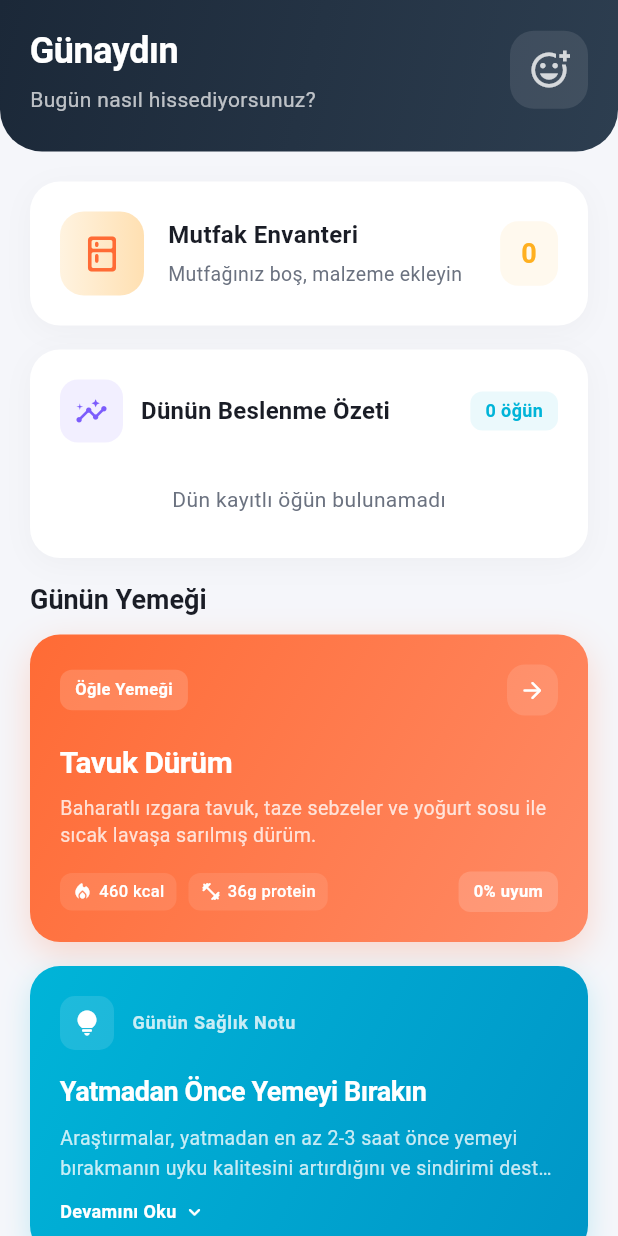
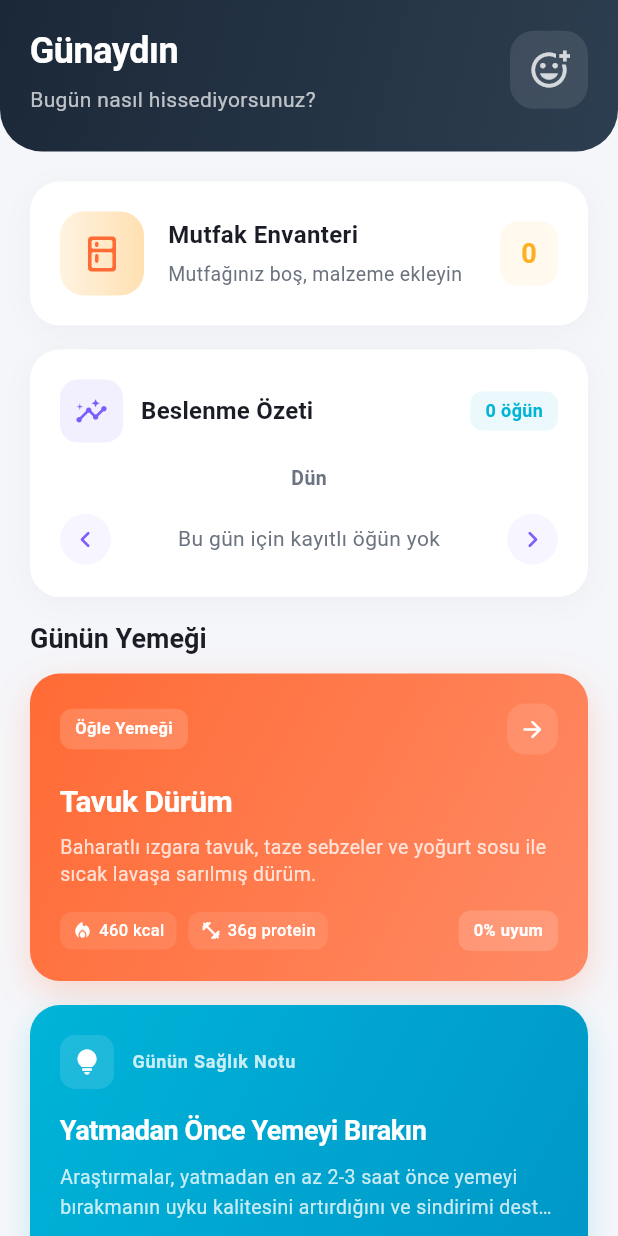
Before and after one commit to turantopcuoglu/newapp, a Flutter app: the HomeScreen screen opened directly, on a phone screen of 412 x 824 dp. Run offline on Flutter 3.47's test engine with Material 3 defaults, Android fonts, the phone set to English and light mode, and no system bars; our stand-ins replace flutter_riverpod, shared_preferences; accounts and stored records are empty.

Commit message:
feat: add day navigation arrows to nutrition summary card
Replace static yesterday-only nutrition card with a navigable
day-by-day card. Left/right arrows on the sides allow browsing
past days' nutrition data with a slide+fade animation. The card
title now shows "Beslenme Özeti" with the selected date label
(Bugün/Dün/date) displayed below it.

https://claude.ai/code/session_01NLGTp4jbsUpUCmrnaXN4ZD

```diff
--- a/lib/l10n/app_localizations.dart
+++ b/lib/l10n/app_localizations.dart
@@ -56,6 +56,8 @@ class AppLocalizations {
   String get homeYesterdayNutrition => _t('homeYesterdayNutrition');
   String get homeYesterdayMeals => _t('homeYesterdayMeals');
   String get homeNoMealsYesterday => _t('homeNoMealsYesterday');
+  String get homeYesterday => _t('homeYesterday');
+  String get homeNoMealsForDay => _t('homeNoMealsForDay');
   String get homeMealOfDay => _t('homeMealOfDay');
   String get homeQuickActions => _t('homeQuickActions');
   String get homeFat => _t('homeFat');
--- a/lib/l10n/translations/en.dart
+++ b/lib/l10n/translations/en.dart
@@ -27,6 +27,8 @@ const Map<String, String> enTranslations = {
   'homeYesterdayNutrition': 'Yesterday\'s Nutrition',
   'homeYesterdayMeals': 'meals',
   'homeNoMealsYesterday': 'No meals logged yesterday',
+  'homeYesterday': 'Yesterday',
+  'homeNoMealsForDay': 'No meals logged for this day',
   'homeMealOfDay': 'Meal of the Day',
   'homeQuickActions': 'Quick Actions',
   'homeFat': 'Fat',
--- a/lib/l10n/translations/tr.dart
+++ b/lib/l10n/translations/tr.dart
@@ -27,6 +27,8 @@ const Map<String, String> trTranslations = {
   'homeYesterdayNutrition': 'Dünün Beslenme Özeti',
   'homeYesterdayMeals': 'öğün',
   'homeNoMealsYesterday': 'Dün kayıtlı öğün bulunamadı',
+  'homeYesterday': 'Dün',
+  'homeNoMealsForDay': 'Bu gün için kayıtlı öğün yok',
   'homeMealOfDay': 'Günün Yemeği',
   'homeQuickActions': 'Hızlı İşlemler',
   'homeFat': 'Yağ',
--- a/lib/screens/home/home_screen.dart
+++ b/lib/screens/home/home_screen.dart
@@ -23,30 +23,7 @@ class HomeScreen extends ConsumerWidget {
     final profile = ref.watch(profileProvider);
     final checkIn = ref.watch(checkInProvider);
     final inventoryCount = ref.watch(inventoryProvider).length;
-    final mealPlans = ref.watch(mealPlanProvider);
-    final recipeMap = ref.watch(recipeMapProvider);
     final theme = Theme.of(context);
-
-    // Yesterday's meals
-    final yesterday = DateTime.now().subtract(const Duration(days: 1));
-    final yesterdayKey =
-        '${yesterday.year}-${yesterday.month.toString().padLeft(2, '0')}-${yesterday.day.toString().padLeft(2, '0')}';
-    final yesterdayMeals =
-        mealPlans.where((e) => e.dateKey == yesterdayKey).toList();
-
-    int totalCalories = 0;
-    int totalProtein = 0;
-    int totalCarbs = 0;
-    int totalFat = 0;
-    for (final entry in yesterdayMeals) {
-      final recipe = recipeMap[entry.recipeId];
-      if (recipe != null) {
-        totalCalories += recipe.macros.calories;
-        totalProtein += recipe.macros.proteinG;
-        totalCarbs += recipe.macros.carbsG;
-        totalFat += recipe.macros.fatG;
-      }
-    }
 
     // Meal of the day recommendation
     final recommendations = ref.watch(recommendationsProvider);
@@ -98,15 +75,8 @@ class HomeScreen extends ConsumerWidget {
                 ),
                 const SizedBox(height: 16),
 
-                // Yesterday's Nutrition
-                _YesterdayNutritionCard(
-                  mealCount: yesterdayMeals.length,
-                  totalCalories: totalCalories,
-                  totalProtein: totalProtein,
-                  totalCarbs: totalCarbs,
-                  totalFat: totalFat,
-                  l10n: l10n,
-                ),
+                // Nutrition Day Navigator
+                _NutritionDayCard(l10n: l10n),
                 const SizedBox(height: 16),
 
                 // Meal of the Day
@@ -418,28 +388,83 @@ class _KitchenStatusCard extends StatelessWidget {
   }
 }
 
-// ─── Yesterday's Nutrition Card ─────────────────────────────────────────────
+// ─── Nutrition Day Navigator Card ───────────────────────────────────────────
 
-class _YesterdayNutritionCard extends StatelessWidget {
-  final int mealCount;
-  final int totalCalories;
-  final int totalProtein;
-  final int totalCarbs;
-  final int totalFat;
+class _NutritionDayCard extends ConsumerStatefulWidget {
   final AppLocalizations l10n;
 
-  const _YesterdayNutritionCard({
-    required this.mealCount,
-    required this.totalCalories,
-    required this.totalProtein,
-    required this.totalCarbs,
-    required this.totalFat,
-    required this.l10n,
+  const _NutritionDayCard({required this.l10n});
+
+  @override
+  ConsumerState<_NutritionDayCard> createState() => _NutritionDayCardState();
+}
+
+class _NutritionDayCardState extends ConsumerState<_NutritionDayCard> {
+  int _dayOffset = 1; // 1 = yesterday (default)
+  bool _slidingForward = true;
+
+  DateTime get _selectedDate =>
+      DateTime.now().subtract(Duration(days: _dayOffset));
+
+  String _getDateLabel() {
+    final l10n = widget.l10n;
+    if (_dayOffset == 0) return l10n.plannerToday;
+    if (_dayOffset == 1) return l10n.homeYesterday;
+    final date = _selectedDate;
+    final locale = l10n.locale.languageCode;
+    final months = locale == 'tr'
+        ? [
+            'Oca', 'Şub', 'Mar', 'Nis', 'May', 'Haz',
+            'Tem', 'Ağu', 'Eyl', 'Eki', 'Kas', 'Ara',
+          ]
+        : [
+            'Jan', 'Feb', 'Mar', 'Apr', 'May', 'Jun',
+            'Jul', 'Aug', 'Sep', 'Oct', 'Nov', 'Dec',
+          ];
+    return '${date.day} ${months[date.month - 1]}';
+  }
+
+  void _goBack() {
+    setState(() {
+      _slidingForward = false;
+      _dayOffset++;
     });
+  }
+
+  void _goForward() {
+    if (_dayOffset > 0) {
+      setState(() {
+        _slidingForward = true;
+        _dayOffset--;
+      });
+    }
+  }
 
   @override
   Widget build(BuildContext context) {
+    final l10n = widget.l10n;
     final theme = Theme.of(context);
+    final mealPlans = ref.watch(mealPlanProvider);
+    final recipeMap = ref.watch(recipeMapProvider);
+
+    final date = _selectedDate;
+    final dateKey =
+        '${date.year}-${date.month.toString().padLeft(2, '0')}-${date.day.toString().padLeft(2, '0')}';
+    final meals = mealPlans.where((e) => e.dateKey == dateKey).toList();
+
+    int totalCalories = 0;
+    int totalProtein = 0;
+    int totalCarbs = 0;
+    int totalFat = 0;
+    for (final entry in meals) {
+      final recipe = recipeMap[entry.recipeId];
+      if (recipe != null) {
+        totalCalories += recipe.macros.calories;
+        totalProtein += recipe.macros.proteinG;
+        totalCarbs += recipe.macros.carbsG;
+        totalFat += recipe.macros.fatG;
+      }
+    }
 
     return Container(
       padding: const EdgeInsets.all(20),
@@ -457,6 +482,7 @@ class _YesterdayNutritionCard extends StatelessWidget {
       child: Column(
         crossAxisAlignment: CrossAxisAlignment.start,
         children: [
+          // Header row
           Row(
             children: [
               Container(
@@ -473,7 +499,7 @@ class _YesterdayNutritionCard extends StatelessWidget {
               ),
               const SizedBox(width: 12),
               Text(
-                l10n.homeYesterdayNutrition,
+                l10n.summaryTitle,
                 style: theme.textTheme.titleMedium,
               ),
               const Spacer(),
@@ -485,7 +511,7 @@ class _YesterdayNutritionCard extends StatelessWidget {
                   borderRadius: BorderRadius.circular(8),
                 ),
                 child: Text(
-                  '$mealCount ${l10n.homeYesterdayMeals}',
+                  '${meals.length} ${l10n.homeYesterdayMeals}',
                   style: const TextStyle(
                     fontSize: 12,
                     fontWeight: FontWeight.w600,
@@ -495,18 +521,131 @@ class _YesterdayNutritionCard extends StatelessWidget {
               ),
             ],
           ),
-          const SizedBox(height: 20),
-          if (mealCount == 0)
+          const SizedBox(height: 14),
+
+          // Date label
           Center(
-              child: Padding(
-                padding: const EdgeInsets.symmetric(vertical: 8),
             child: Text(
-                  l10n.homeNoMealsYesterday,
-                  style: theme.textTheme.bodyMedium,
+              _getDateLabel(),
+              style: const TextStyle(
+                fontSize: 13,
+                fontWeight: FontWeight.w600,
+                color: AppTheme.textSecondary,
               ),
             ),
-            )
-          else ...[
+          ),
+          const SizedBox(height: 12),
+
+          // Content with side arrows
+          Row(
+            crossAxisAlignment: CrossAxisAlignment.center,
+            children: [
+              // Left arrow (go to older days)
+              GestureDetector(
+                onTap: _goBack,
+                child: Container(
+                  padding: const EdgeInsets.all(6),
+                  decoration: BoxDecoration(
+                    color: AppTheme.softLavender.withAlpha(15),
+                    shape: BoxShape.circle,
+                  ),
+                  child: const Icon(
+                    Icons.chevron_left_rounded,
+                    color: AppTheme.softLavender,
+                    size: 22,
+                  ),
+                ),
+              ),
+              const SizedBox(width: 8),
+
+              // Animated content
+              Expanded(
+                child: ClipRect(
+                  child: AnimatedSwitcher(
+                    duration: const Duration(milliseconds: 350),
+                    transitionBuilder:
+                        (Widget child, Animation<double> animation) {
+                      final slideBegin = _slidingForward
+                          ? const Offset(0.3, 0)
+                          : const Offset(-0.3, 0);
+                      return FadeTransition(
+                        opacity: animation,
+                        child: SlideTransition(
+                          position: Tween<Offset>(
+                            begin: slideBegin,
+                            end: Offset.zero,
+                          ).animate(CurvedAnimation(
+                            parent: animation,
+                            curve: Curves.easeOut,
+                          )),
+                          child: child,
+                        ),
+                      );
+                    },
+                    child: _buildNutritionContent(
+                      mealCount: meals.length,
+                      totalCalories: totalCalories,
+                      totalProtein: totalProtein,
+                      totalCarbs: totalCarbs,
+                      totalFat: totalFat,
+                    ),
+                  ),
+                ),
+              ),
+              const SizedBox(width: 8),
+
+              // Right arrow (go to newer days)
+              GestureDetector(
+                onTap: _dayOffset > 0 ? _goForward : null,
+                child: Container(
+                  padding: const EdgeInsets.all(6),
+                  decoration: BoxDecoration(
+                    color: _dayOffset > 0
+                        ? AppTheme.softLavender.withAlpha(15)
+                        : Colors.transparent,
+                    shape: BoxShape.circle,
+                  ),
+                  child: Icon(
+                    Icons.chevron_right_rounded,
+                    color: _dayOffset > 0
+                        ? AppTheme.softLavender
+                        : AppTheme.textLight.withAlpha(80),
+                    size: 22,
+                  ),
+                ),
+              ),
+            ],
+          ),
+        ],
+      ),
+    );
+  }
+
+  Widget _buildNutritionContent({
+    required int mealCount,
+    required int totalCalories,
+    required int totalProtein,
+    required int totalCarbs,
+    required int totalFat,
+  }) {
+    final l10n = widget.l10n;
+
+    if (mealCount == 0) {
+      return Container(
+        key: ValueKey('empty_$_dayOffset'),
+        padding: const EdgeInsets.symmetric(vertical: 8),
+        child: Center(
+          child: Text(
+            l10n.homeNoMealsForDay,
+            style: Theme.of(context).textTheme.bodyMedium,
+          ),
+        ),
+      );
+    }
+
+    return Column(
+      key: ValueKey('data_$_dayOffset'),
+      children: [
         // Calorie center
         Center(
           child: Column(
@@ -558,8 +697,6 @@ class _YesterdayNutritionCard extends StatelessWidget {
           ],
         ),
       ],
-        ],
-      ),
     );
   }
 }
```
Lines whose indentation alone changed are shown as unchanged.
